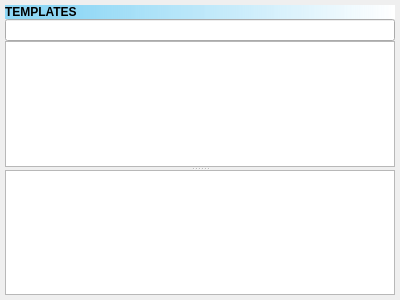
FreeHealth/freehealth, file plugins/templatesplugin/templatesview.ui: the form before one commit.
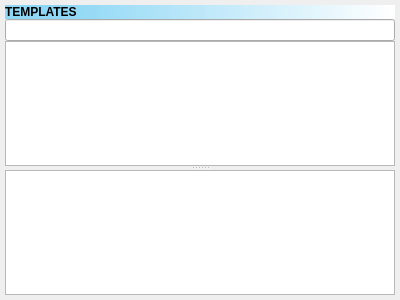
The form after the commit.

```diff
--- a/plugins/templatesplugin/templatesview.ui
+++ b/plugins/templatesplugin/templatesview.ui
@@ -48,9 +48,12 @@
      <property name="orientation">
       <enum>Qt::Vertical</enum>
      </property>
-     <property name="handleWidth">
-      <number>3</number>
-     </property>
+     <widget class="QWidget" name="verticalLayoutWidget">
+      <layout class="QVBoxLayout" name="categoryLayout">
+       <property name="spacing">
+        <number>2</number>
+       </property>
+       <item>
      <widget class="QTreeView" name="categoryTreeView">
       <property name="toolTip">
        <string>Categories tree</string>
@@ -64,9 +67,9 @@
       <attribute name="headerVisible">
        <bool>false</bool>
       </attribute>
-      <attribute name="headerVisible">
-       <bool>false</bool>
-      </attribute>
+        </widget>
+       </item>
+      </layout>
      </widget>
      <widget class="QTextEdit" name="summaryTextEdit">
       <property name="toolTip">
```
Lines whose indentation alone changed are shown as unchanged.
